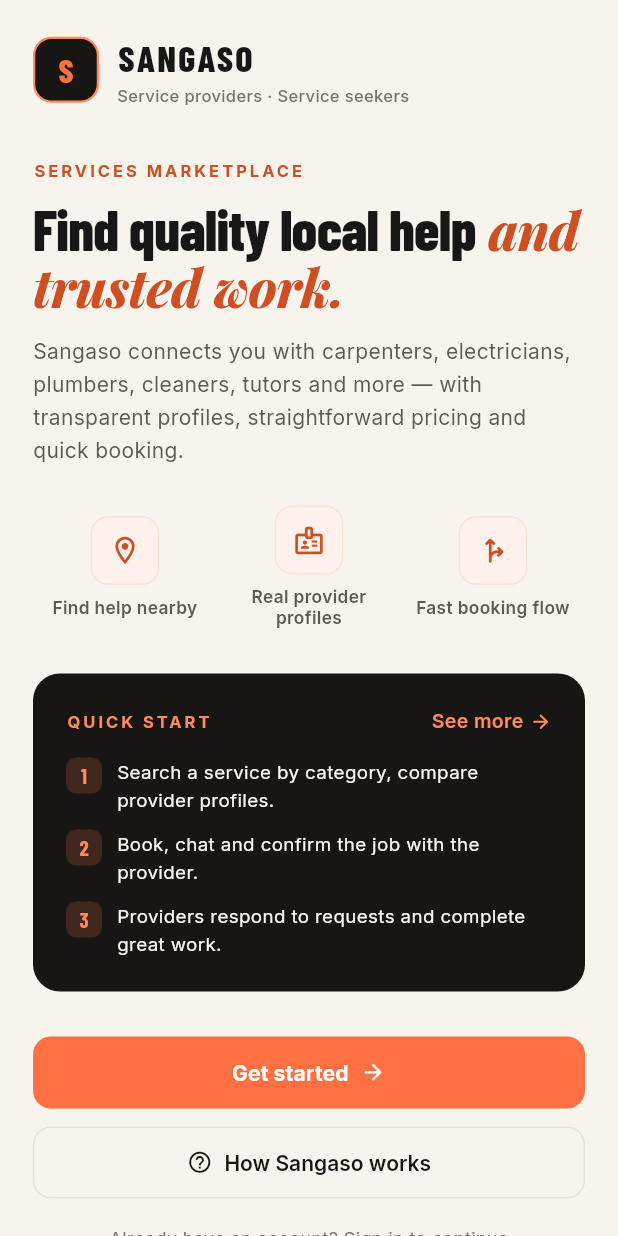
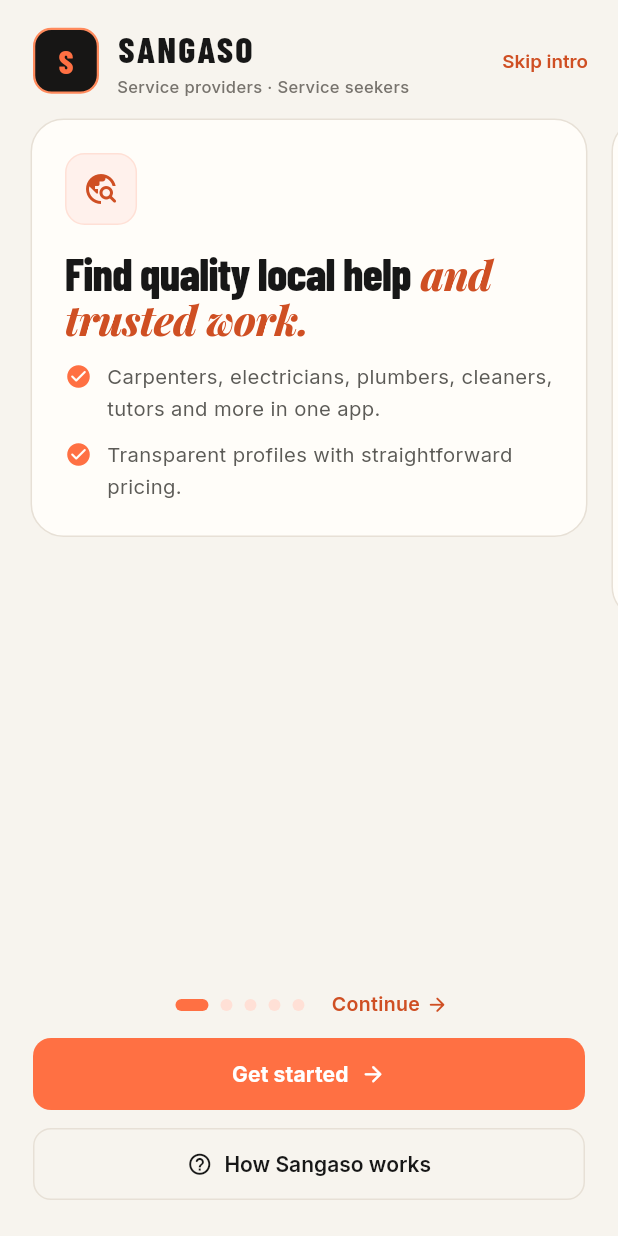
Before and after one commit to drizzlysean/sangaso, a Flutter app: the screen it shows after launch, on a phone screen of 412 x 824 dp. Run offline on Flutter 3.47's test engine with Material 3 defaults, Android fonts, the phone set to English and light mode, and no system bars; our stand-ins replace cloud_firestore, firebase_auth, firebase_core, firebase_storage, go_router, google_fonts and 1 more; accounts and stored records are empty.

Commit message:
feat: five-step onboarding journey with skip, continue dots and quick-start peek

```diff
--- a/lib/src/features/auth/presentation/01_welcome_screen.dart
+++ b/lib/src/features/auth/presentation/01_welcome_screen.dart
@@ -6,44 +6,104 @@
 
 import '02_how_it_works_screen.dart';
 
-class WelcomeScreen extends StatelessWidget {
+class WelcomeScreen extends StatefulWidget {
   const WelcomeScreen({Key? key}) : super(key: key);
+
+  @override
+  State<WelcomeScreen> createState() => _WelcomeScreenState();
+}
+
+class _WelcomeScreenState extends State<WelcomeScreen> {
+  static const int _pageCount = 5;
+
+  final PageController _pageController = PageController(viewportFraction: 0.94);
+  int _currentPage = 0;
+
+  @override
+  void dispose() {
+    _pageController.dispose();
+    super.dispose();
+  }
+
+  void _goToPage(int page) {
+    _pageController.animateToPage(
+      page,
+      duration: const Duration(milliseconds: 320),
+      curve: Curves.easeOutCubic,
+    );
+  }
 
   @override
   Widget build(BuildContext context) {
     return Scaffold(
       backgroundColor: AppColors.canvas,
-      body: SingleChildScrollView(
-        child: SafeArea(
-          child: Padding(
-            padding: const EdgeInsets.symmetric(horizontal: 22),
+      body: SafeArea(
         child: Column(
           crossAxisAlignment: CrossAxisAlignment.start,
           children: [
-                const SizedBox(height: 20),
-
-                _buildHeader(context),
-                const SizedBox(height: 34),
-
-                _buildHero(),
-                const SizedBox(height: 26),
-
-                _buildFeatureStrip(context),
-                const SizedBox(height: 30),
-
-                const CharcoalPanel(
-                  child: _HowItWorksPeek(),
+            Padding(
+              padding: const EdgeInsets.fromLTRB(22, 14, 12, 4),
+              child: _buildHeader(context),
             ),
-                const SizedBox(height: 30),
-
-                _buildActions(context),
-                const SizedBox(height: 18),
-
-                _buildTruthfulFooter(context),
-                const SizedBox(height: 20),
+            Expanded(
+              child: PageView(
+                controller: _pageController,
+                onPageChanged: (page) => setState(() => _currentPage = page),
+                children: const [
+                  _OnboardPage(
+                    icon: Icons.travel_explore_rounded,
+                    title: 'Find quality local help',
+                    isHero: true,
+                    bullets: [
+                      'Carpenters, electricians, plumbers, cleaners, tutors and more in one app.',
+                      'Transparent profiles with straightforward pricing.',
+                    ],
+                  ),
+                  _OnboardPage(
+                    icon: Icons.swap_horiz_rounded,
+                    title: 'Compare and choose with confidence',
+                    bullets: [
+                      'Real provider profiles with photos, skills and location.',
+                      'Ratings and reviews from people who used the service.',
+                      'Upfront prices — you know the cost before you book.',
+                    ],
+                  ),
+                  _OnboardPage(
+                    icon: Icons.chat_bubble_outline_rounded,
+                    title: 'Book and chat in one place',
+                    bullets: [
+                      'Pick a date, time and service address in a guided flow.',
+                      'Message the provider to agree details before the job.',
+                      'Track your booking status from request to completion.',
+                    ],
+                  ),
+                  _OnboardPage(
+                    icon: Icons.handyman_outlined,
+                    title: 'Are you a service provider?',
+                    bullets: [
+                      'Build a profile that shows your skills and work area.',
+                      'Publish your services and set your own prices.',
+                      'Receive booking requests and chat with customers.',
+                    ],
+                    footerLabel: 'See how provider signup works',
+                  ),
+                  _OnboardPage(
+                    icon: Icons.verified_rounded,
+                    title: 'Ready when you are',
+                    isFinal: true,
+                    bullets: [
+                      'Create a free account as a seeker or provider.',
+                      'Your bookings, messages and reviews live in one place.',
+                    ],
+                  ),
                 ],
               ),
             ),
+            Padding(
+              padding: const EdgeInsets.fromLTRB(22, 8, 22, 18),
+              child: _buildBottomBar(context),
+            ),
+          ],
         ),
       ),
     );
@@ -54,7 +114,10 @@
       children: [
         const BrandLogoMark(size: 44),
         const SizedBox(width: 12),
-        Column(crossAxisAlignment: CrossAxisAlignment.start, children: [
+        Expanded(
+          child: Column(
+              crossAxisAlignment: CrossAxisAlignment.start,
+              children: [
             Text('SANGASO',
                 style: GoogleFonts.barlowCondensed(
                     fontSize: 24,
@@ -63,82 +126,63 @@
                     color: AppColors.text1)),
             Text('Service providers · Service seekers',
                 style: GoogleFonts.inter(
-                  fontSize: 11, color: AppColors.text3, fontWeight: FontWeight.w500)),
+                    fontSize: 11,
+                    color: AppColors.text3,
+                    fontWeight: FontWeight.w500)),
           ]),
-      ],
-    );
-  }
-
-  Widget _buildHero() {
-    return Column(
-      crossAxisAlignment: CrossAxisAlignment.start,
-      children: [
-        const SectionEyebrow('SERVICES MARKETPLACE'),
-        const SizedBox(height: 12),
-        const DisplayHeading(
-          plain: 'Find quality local help',
-          accentItalic: 'and trusted work.',
-          size: 38,
         ),
-        const SizedBox(height: 14),
-        Text(
-          'Sangaso connects you with carpenters, electricians, plumbers, '
-          'cleaners, tutors and more — with transparent profiles, '
-          'straightforward pricing and quick booking.',
+        TextButton(
+          onPressed:
+              _currentPage >= _pageCount - 1 ? null : () => _goToPage(_pageCount - 1),
+          child: Text('Skip intro',
               style: GoogleFonts.inter(
-              fontSize: 14, height: 1.6, color: AppColors.text2),
+                  fontSize: 12.5,
+                  fontWeight: FontWeight.w600,
+                  color: _currentPage >= _pageCount - 1
+                      ? AppColors.text3
+                      : AppColors.primaryDeep)),
         ),
       ],
     );
   }
 
-  Widget _buildFeatureStrip(BuildContext context) {
-    final features = const [
-      (Icons.location_on_outlined, 'Find help nearby'),
-      (Icons.badge_outlined, 'Real provider profiles'),
-      (Icons.fork_right_rounded, 'Fast booking flow'),
-    ];
-    return Row(
-      mainAxisAlignment: MainAxisAlignment.spaceBetween,
+  Widget _buildBottomBar(BuildContext context) {
+    final isLast = _currentPage >= _pageCount - 1;
+    return Column(
+      mainAxisSize: MainAxisSize.min,
+      crossAxisAlignment: CrossAxisAlignment.start,
       children: [
-        for (final f in features)
-          Expanded(
-            child: Padding(
-              padding: const EdgeInsets.symmetric(horizontal: 4),
-              child: Column(children: [
-                Container(
-                  width: 46,
-                  height: 46,
+        Row(
+          mainAxisAlignment: MainAxisAlignment.center,
+          children: [
+            for (var i = 0; i < _pageCount; i++)
+              AnimatedContainer(
+                duration: const Duration(milliseconds: 220),
+                margin: const EdgeInsets.symmetric(horizontal: 4),
+                width: i == _currentPage ? 22 : 8,
+                height: 8,
                 decoration: BoxDecoration(
-                    color: AppColors.primaryDim,
-                    borderRadius: BorderRadius.circular(12),
-                    border: Border.all(color: AppColors.primaryMid),
+                  color: i == _currentPage
+                      ? AppColors.primary
+                      : AppColors.primaryMid,
+                  borderRadius: BorderRadius.circular(4),
                 ),
-                  child: Icon(f.$1, size: 22, color: AppColors.primaryDeep),
               ),
-                const SizedBox(height: 8),
-                Text(
-                  f.$2,
-                  textAlign: TextAlign.center,
-                  style: GoogleFonts.inter(
-                      fontSize: 11.5,
-                      fontWeight: FontWeight.w600,
-                      color: AppColors.text2,
-                      height: 1.25),
-                  maxLines: 2,
-                  overflow: TextOverflow.ellipsis,
+            const SizedBox(width: 14),
+            AnimatedOpacity(
+              opacity: isLast ? 0.0 : 1.0,
+              duration: const Duration(milliseconds: 220),
+              child: IgnorePointer(
+                ignoring: isLast,
+                child: ArrowLink(
+                  label: 'Continue',
+                  onTap: () => _goToPage(_currentPage + 1),
                 ),
-              ]),
               ),
             ),
           ],
-    );
-  }
-
-  Widget _buildActions(BuildContext context) {
-    return Column(
-      crossAxisAlignment: CrossAxisAlignment.start,
-      children: [
+        ),
+        const SizedBox(height: 12),
         PrimaryButton(
           label: 'Get started',
           trailingIcon: Icons.arrow_forward_rounded,
@@ -155,16 +199,108 @@
             );
           },
         ),
+        const SizedBox(height: 6),
       ],
     );
   }
+}
 
-  Widget _buildTruthfulFooter(BuildContext context) {
-    return Center(
+class _OnboardPage extends StatelessWidget {
+  final IconData icon;
+  final String title;
+  final List<String> bullets;
+  final bool isHero;
+  final bool isFinal;
+  final String? footerLabel;
+
+  const _OnboardPage({
+    required this.icon,
+    required this.title,
+    required this.bullets,
+    this.isHero = false,
+    this.isFinal = false,
+    this.footerLabel,
+  });
+
+  @override
+  Widget build(BuildContext context) {
+    return SingleChildScrollView(
+      padding: const EdgeInsets.symmetric(horizontal: 8, vertical: 8),
+      child: Container(
+        padding: const EdgeInsets.all(22),
+        decoration: BoxDecoration(
+          color: AppColors.surface,
+          borderRadius: BorderRadius.circular(22),
+          border: Border.all(color: AppColors.border),
+        ),
+        child: Column(
+          crossAxisAlignment: CrossAxisAlignment.start,
+          mainAxisSize: MainAxisSize.min,
+          children: [
+            if (isFinal) ...[
+              const CharcoalPanel(
+                child: _HowItWorksPeek(),
+              ),
+              const SizedBox(height: 20),
+            ],
+            Container(
+              width: 48,
+              height: 48,
+              decoration: BoxDecoration(
+                color: AppColors.primaryDim,
+                borderRadius: BorderRadius.circular(13),
+                border: Border.all(color: AppColors.primaryMid),
+              ),
+              child: Icon(icon, size: 24, color: AppColors.primaryDeep),
+            ),
+            const SizedBox(height: 16),
+            DisplayHeading(
+              plain: title,
+              accentItalic: isHero ? 'and trusted work.' : '',
+              size: 30,
+            ),
+            const SizedBox(height: 14),
+            for (var i = 0; i < bullets.length; i++) ...[
+              _bullet(bullets[i]),
+              if (i < bullets.length - 1) const SizedBox(height: 10),
+            ],
+            if (footerLabel != null) ...[
+              const SizedBox(height: 14),
+              ArrowLink(
+                label: footerLabel ?? '',
+                onTap: () {
+                  Navigator.push(
+                    context,
+                    MaterialPageRoute(
+                        builder: (context) => const HowItWorksScreen()),
+                  );
+                },
+              ),
+            ],
+          ],
+        ),
+      ),
+    );
+  }
+
+  Widget _bullet(String text) {
+    return Row(
+      crossAxisAlignment: CrossAxisAlignment.start,
+      children: [
+        const Padding(
+          padding: EdgeInsets.only(top: 1),
+          child: Icon(Icons.check_circle_rounded,
+              size: 18, color: AppColors.primary),
+        ),
+        const SizedBox(width: 10),
+        Expanded(
           child: Text(
-        'Already have an account? Sign in to continue',
-        style: GoogleFonts.inter(fontSize: 12, color: AppColors.text3),
+            text,
+            style: GoogleFonts.inter(
+                fontSize: 13.5, height: 1.55, color: AppColors.text2),
           ),
+        ),
+      ],
     );
   }
 }
```
Lines whose indentation alone changed are shown as unchanged.
